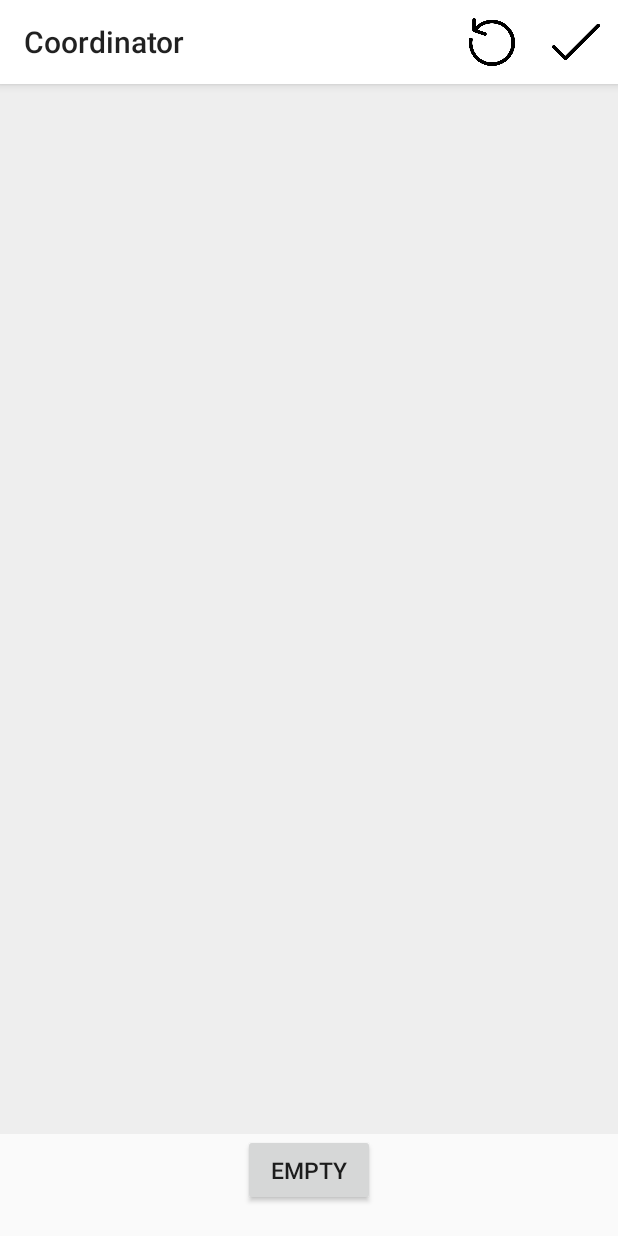
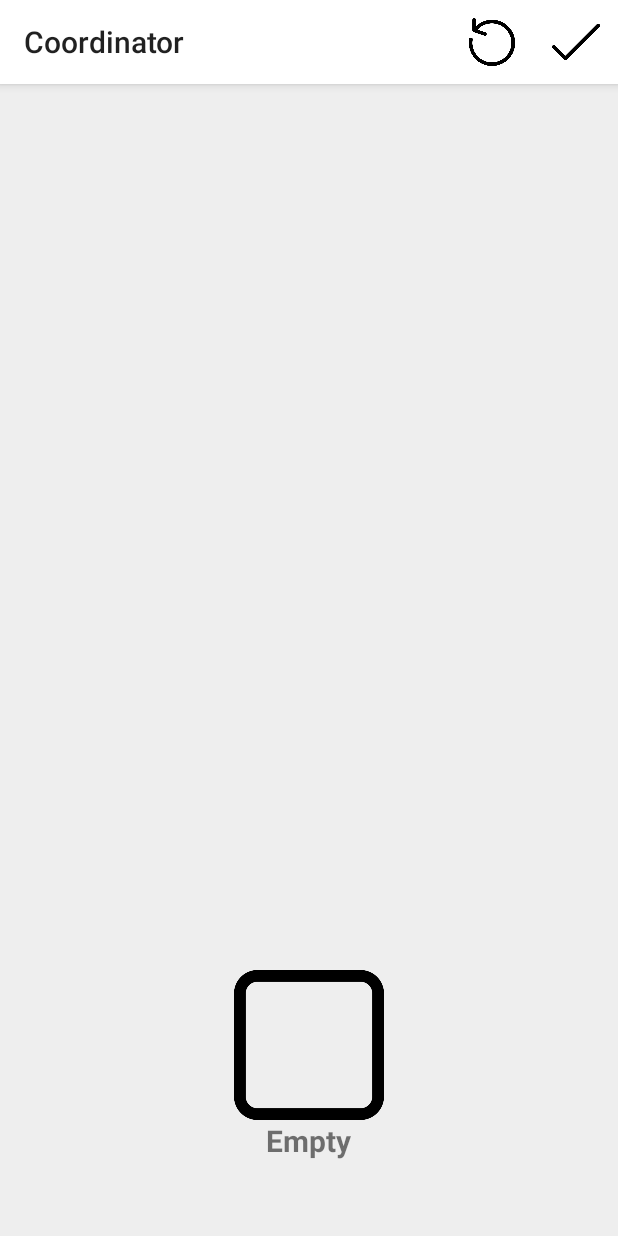
Before and after one commit to JunHeon-Ch/MobileProgrammingProject, an Android app: the CoordinatorActivity screen opened directly, with no data from a screen before it, after a tap on an icon or button, on a phone screen of 412 x 824 dp. Run offline under Robolectric (Android 15) with nearby library versions, the phone set to English and light mode, and no system bars; our stand-ins replace Firebase (no records; nobody signed in at launch, a user with empty details on screens opened directly).

Commit message:
feat: modify image

```diff
--- a/MP_termProject/app/src/main/java/com/example/mp_termproject/lookbook/add/CoordinatorActivity.java
+++ b/MP_termProject/app/src/main/java/com/example/mp_termproject/lookbook/add/CoordinatorActivity.java
@@ -78,7 +78,7 @@ public class CoordinatorActivity extends AppCompatActivity {
     TextView occasionText;
     TextView seasonText;
     LinearLayout coordinatorLayout;
-    Button emptyImageButton;
+    LinearLayout emptyImageButton;
 
     FirebaseUser user;
     FirebaseFirestore db;
@@ -514,6 +514,7 @@ public class CoordinatorActivity extends AppCompatActivity {
                     .into(imageView);
             linearLayout.addView(imageView);
 
+            emptyImageButton = findViewById(R.id.empty_image_button);
             emptyImageButton.setOnClickListener(new View.OnClickListener() {
                 @Override
                 public void onClick(View v) {
--- a/MP_termProject/app/src/main/java/com/example/mp_termproject/ourcloset/OurClosetFragment.java
+++ b/MP_termProject/app/src/main/java/com/example/mp_termproject/ourcloset/OurClosetFragment.java
@@ -425,7 +425,7 @@ public class OurClosetFragment extends Fragment {
                 public void onClick(View v) {
                     // 수정 & 삭제
                     final AlertDialog.Builder builder = new AlertDialog.Builder(getContext());
-                    String[] option = {"정보 보기", "전화 걸기", "길찾기"};
+                    String[] option = {"정보 보기", "전화 걸기", "지도로 보기"};
                     builder.setItems(option, new DialogInterface.OnClickListener() {
                         @Override
                         public void onClick(DialogInterface dialog, int pos) {
--- a/MP_termProject/app/src/main/java/com/example/mp_termproject/ourcloset/gps/ShowMapWithDistanceActivity.java
+++ b/MP_termProject/app/src/main/java/com/example/mp_termproject/ourcloset/gps/ShowMapWithDistanceActivity.java
@@ -91,7 +91,7 @@ public class ShowMapWithDistanceActivity extends AppCompatActivity
     @Override
     protected void onCreate(Bundle savedInstanceState) {
         super.onCreate(savedInstanceState);
-
+        getSupportActionBar().setTitle("Map");
         getWindow().setFlags(WindowManager.LayoutParams.FLAG_KEEP_SCREEN_ON,
                 WindowManager.LayoutParams.FLAG_KEEP_SCREEN_ON);
 
@@ -191,6 +191,7 @@ public class ShowMapWithDistanceActivity extends AppCompatActivity
             }
         });
 
+        dialog.setCancelable(false);
         dialog.show();
 
         //런타임 퍼미션 처리
--- a/MP_termProject/app/src/main/res/layout/activity_coordinate.xml
+++ b/MP_termProject/app/src/main/res/layout/activity_coordinate.xml
@@ -58,9 +58,9 @@
                         android:id="@+id/bottom_image"
                         android:layout_width="150dp"
                         android:layout_height="120dp"
-                        android:layout_marginLeft="50dp"
                         android:layout_alignParentLeft="true"
                         android:layout_alignParentTop="true"
+                        android:layout_marginLeft="50dp"
                         android:layout_marginTop="290dp"
                         app:srcCompat="@drawable/bottom" />
 
@@ -68,9 +68,9 @@
                         android:id="@+id/shoes_image"
                         android:layout_width="150dp"
                         android:layout_height="120dp"
-                        android:layout_marginLeft="50dp"
                         android:layout_alignParentLeft="true"
                         android:layout_alignParentTop="true"
+                        android:layout_marginLeft="50dp"
                         android:layout_marginTop="410dp"
                         app:srcCompat="@drawable/shoes" />
 
@@ -78,92 +78,33 @@
                         android:id="@+id/outer_image"
                         android:layout_width="150dp"
                         android:layout_height="150dp"
+                        android:layout_alignParentTop="true"
+                        android:layout_alignParentRight="true"
+                        android:layout_marginTop="70dp"
                         android:layout_marginRight="50dp"
-                        android:layout_alignParentRight="true"
-                        android:layout_alignParentTop="true"
-                        android:layout_marginTop="70dp"
                         app:srcCompat="@drawable/outer" />
 
                     <ImageView
                         android:id="@+id/bag_image"
                         android:layout_width="150dp"
                         android:layout_height="150dp"
+                        android:layout_alignParentTop="true"
+                        android:layout_alignParentRight="true"
+                        android:layout_marginTop="220dp"
                         android:layout_marginRight="50dp"
-                        android:layout_alignParentRight="true"
-                        android:layout_alignParentTop="true"
-                        android:layout_marginTop="220dp"
                         app:srcCompat="@drawable/bag" />
 
                     <ImageView
                         android:id="@+id/accessory_image"
                         android:layout_width="150dp"
                         android:layout_height="150dp"
+                        android:layout_alignParentTop="true"
+                        android:layout_alignParentRight="true"
+                        android:layout_marginTop="370dp"
                         android:layout_marginRight="50dp"
-                        android:layout_alignParentRight="true"
-                        android:layout_alignParentTop="true"
-                        android:layout_marginTop="370dp"
                         app:srcCompat="@drawable/accessory" />
 
                 </RelativeLayout>
-                <!--                <LinearLayout-->
-                <!--                    android:id="@+id/left_layout"-->
-                <!--                    android:layout_width="match_parent"-->
-                <!--                    android:layout_height="match_parent"-->
-                <!--                    android:layout_weight="1"-->
-                <!--                    android:gravity="center"-->
-                <!--                    android:orientation="vertical">-->
-
-                <!--                    <ImageView-->
-                <!--                        android:id="@+id/hat_image"-->
-                <!--                        android:layout_width="match_parent"-->
-                <!--                        android:layout_height="120dp"-->
-                <!--                        app:srcCompat="@drawable/hat" />-->
-
-                <!--                    <ImageView-->
-                <!--                        android:id="@+id/top_image"-->
-                <!--                        android:layout_width="match_parent"-->
-                <!--                        android:layout_height="120dp"-->
-                <!--                        app:srcCompat="@drawable/top" />-->
-
-                <!--                    <ImageView-->
-                <!--                        android:id="@+id/bottom_image"-->
-                <!--                        android:layout_width="match_parent"-->
-                <!--                        android:layout_height="120dp"-->
-                <!--                        app:srcCompat="@drawable/bottom" />-->
-
-                <!--                    <ImageView-->
-                <!--                        android:id="@+id/shoes_image"-->
-                <!--                        android:layout_width="match_parent"-->
-                <!--                        android:layout_height="120dp"-->
-                <!--                        app:srcCompat="@drawable/shoes" />-->
-                <!--                </LinearLayout>-->
-
-                <!--                <LinearLayout-->
-                <!--                    android:id="@+id/right_layout"-->
-                <!--                    android:layout_width="match_parent"-->
-                <!--                    android:layout_height="match_parent"-->
-                <!--                    android:layout_weight="1"-->
-                <!--                    android:gravity="center"-->
-                <!--                    android:orientation="vertical">-->
-
-                <!--                    <ImageView-->
-                <!--                        android:id="@+id/outer_image"-->
-                <!--                        android:layout_width="match_parent"-->
-                <!--                        android:layout_height="150dp"-->
-                <!--                        app:srcCompat="@drawable/outer" />-->
-
-                <!--                    <ImageView-->
-                <!--                        android:id="@+id/bag_image"-->
-                <!--                        android:layout_width="match_parent"-->
-                <!--                        android:layout_height="150dp"-->
-                <!--                        app:srcCompat="@drawable/bag" />-->
-
-                <!--                    <ImageView-->
-                <!--                        android:id="@+id/accessory_image"-->
-                <!--                        android:layout_width="match_parent"-->
-                <!--                        android:layout_height="150dp"-->
-                <!--                        app:srcCompat="@drawable/accessory" />-->
-                <!--                </LinearLayout>-->
             </LinearLayout>
         </ScrollView>
 
@@ -213,6 +154,7 @@
         android:id="@+id/imageContainer"
         android:layout_width="match_parent"
         android:layout_height="match_parent"
+        android:background="#eeeeee"
         android:visibility="invisible">
 
         <ScrollView
@@ -234,15 +176,30 @@
             </LinearLayout>
         </ScrollView>
 
-        <Button
+        <LinearLayout
             android:id="@+id/empty_image_button"
-            android:layout_width="wrap_content"
+            android:layout_width="match_parent"
             android:layout_height="wrap_content"
+            android:layout_alignParentLeft="true"
             android:layout_alignParentBottom="true"
-            android:layout_centerHorizontal="true"
-            android:layout_marginBottom="20dp"
-            android:text="@string/coordinator_empty"
-            android:textSize="15sp" />
+            android:background="#eeeeee"
+            android:layout_marginBottom="50dp"
+            android:gravity="center"
+            android:orientation="vertical">
+
+            <ImageView
+                android:layout_width="100dp"
+                android:layout_height="100dp"
+                android:src="@drawable/empty" />
+
+            <TextView
+                android:layout_width="wrap_content"
+                android:layout_height="wrap_content"
+                android:textSize="20dp"
+                android:textStyle="bold"
+                android:text="@string/coordinator_empty" />
+
+        </LinearLayout>
 
     </RelativeLayout>
 </FrameLayout>
--- a/MP_termProject/app/src/main/res/layout/fragment_my_closet.xml
+++ b/MP_termProject/app/src/main/res/layout/fragment_my_closet.xml
@@ -14,7 +14,9 @@
             android:id="@+id/search"
             android:layout_width="match_parent"
             android:layout_height="wrap_content"
+            android:layout_marginRight="10dp"
             android:layout_marginTop="10dp"
+            android:layout_marginBottom="10dp"
             android:layout_weight="1"
             android:hint="@string/search"
             android:inputType="textPersonName" />
@@ -23,7 +25,9 @@
             android:id="@+id/search_image"
             android:layout_width="60dp"
             android:layout_height="40dp"
+            android:layout_marginRight="10dp"
             android:layout_marginTop="10dp"
+            android:layout_marginBottom="10dp"
             android:layout_weight="1"
             app:srcCompat="@drawable/search" />
     </LinearLayout>
--- a/MP_termProject/app/src/main/res/layout/fragment_our_closet.xml
+++ b/MP_termProject/app/src/main/res/layout/fragment_our_closet.xml
@@ -14,7 +14,9 @@
             android:id="@+id/search"
             android:layout_width="match_parent"
             android:layout_height="wrap_content"
+            android:layout_marginRight="10dp"
             android:layout_marginTop="10dp"
+            android:layout_marginBottom="10dp"
             android:layout_weight="1"
             android:hint="@string/search"
             android:inputType="textPersonName" />
@@ -23,7 +25,9 @@
             android:id="@+id/search_image"
             android:layout_width="60dp"
             android:layout_height="40dp"
+            android:layout_marginRight="10dp"
             android:layout_marginTop="10dp"
+            android:layout_marginBottom="10dp"
             android:layout_weight="1"
             app:srcCompat="@drawable/search" />
     </LinearLayout>
--- a/MP_termProject/app/src/main/res/values/colors.xml
+++ b/MP_termProject/app/src/main/res/values/colors.xml
@@ -4,6 +4,7 @@
     <color name="colorPrimaryDark">#000000</color>
     <color name="colorAccent">#000000</color>
     <color name="text_color">#aaaaaa</color>
+    <color name="text_accent_color">#CD853F</color>
     <color name="decide_text_color">#000000</color>
     <color name="button_color">#ffffff</color>
 </resources>
```
Also changed, not shown: MP_termProject/app/src/main/java/com/example/mp_termproject/ModeActivity.java (+26 -0 lines), MP_termProject/app/src/main/res/layout/activity_gps.xml (deleted, +0 -40 lines), MP_termProject/app/src/main/res/layout/activity_mode.xml (+8 -0 lines), MP_termProject/app/src/main/res/drawable/empty.png.
